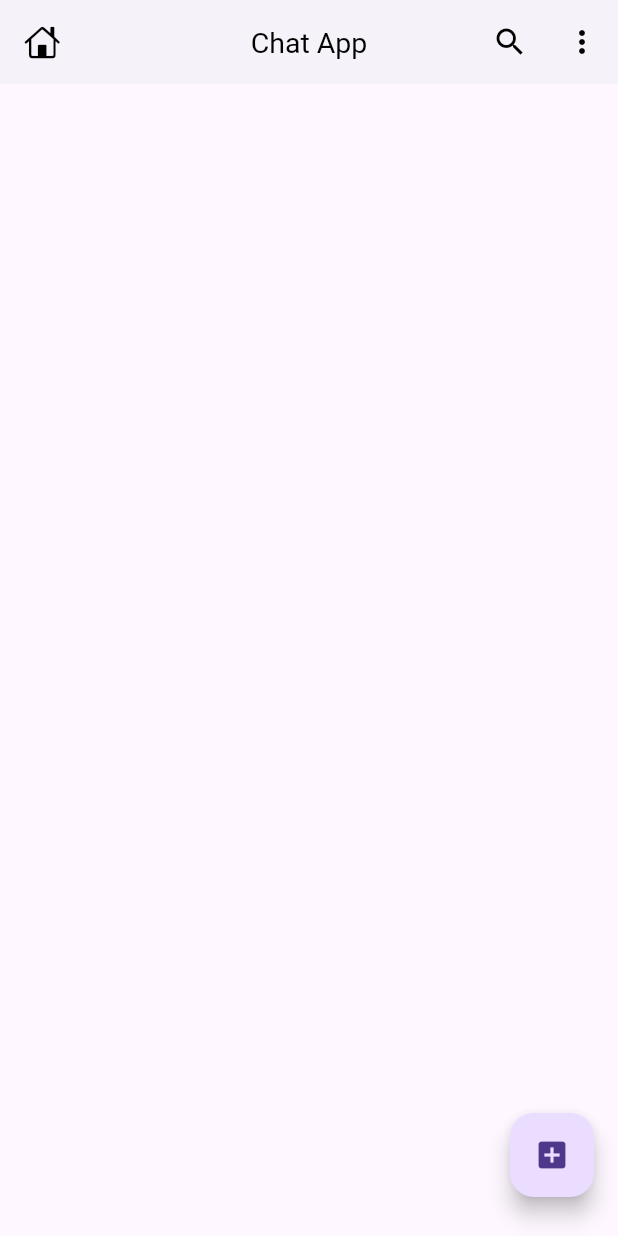
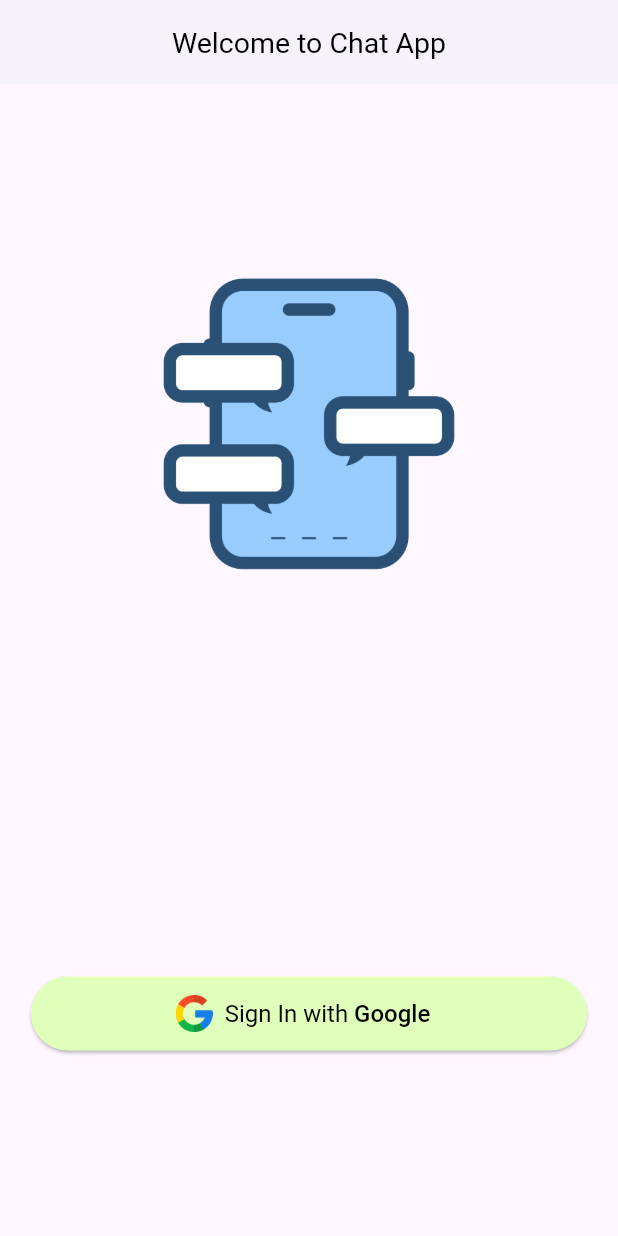
Before and after one commit to amisg/chatapp, a Flutter app: the screen it shows after launch, on a phone screen of 412 x 824 dp. Run offline on Flutter 3.47's test engine with Material 3 defaults, Android fonts, the phone set to English and light mode, and no system bars.

Commit message:
login screen ui, media query

```diff
--- a/lib/main.dart
+++ b/lib/main.dart
@@ -1,6 +1,10 @@
 import 'package:flutter/material.dart';
 
-import 'screens/home_sreen.dart';
+import 'screens/auth/login_screen.dart';
+// import 'screens/home_sreen.dart';
+
+//global object for accessing device screen size
+late Size mq;
 
 void main() {
   runApp(const MyApp());
@@ -26,7 +30,7 @@ class MyApp extends StatelessWidget {
           backgroundColor: Colors.white,
         ),
       ),
-      home: HomeSreen(),
+      home: LoginScreen(),
     );
   }
 }
--- /dev/null
+++ b/lib/screens/auth/login_screen.dart
@@ -0,0 +1,63 @@
+import 'package:flutter/material.dart';
+
+import '../../main.dart';
+
+class LoginScreen extends StatefulWidget {
+  const LoginScreen({super.key});
+
+  @override
+  State<LoginScreen> createState() => _LoginScreenState();
+}
+
+class _LoginScreenState extends State<LoginScreen> {
+  @override
+  Widget build(BuildContext context) {
+    mq = MediaQuery.of(context).size;
+
+    return Scaffold(
+      //app bar
+      appBar: AppBar(
+        automaticallyImplyLeading: false,
+        title: const Text('Welcome to Chat App'),
+      ),
+
+      body: Stack(
+        children: [
+          Positioned(
+            top: mq.height * .15,
+            left: mq.width * .25,
+            width: mq.width * .5,
+            child: Image.asset('images/chatting.png'),
+          ),
+          Positioned(
+            bottom: mq.height * .15,
+            left: mq.width * .05,
+            width: mq.width * .9,
+            height: mq.height * .06,
+            child: ElevatedButton.icon(
+              style: ElevatedButton.styleFrom(
+                backgroundColor: const Color.fromARGB(255, 223, 255, 187),
+                shape: const StadiumBorder(),
+                elevation: 1,
+              ),
+              onPressed: () {},
+              icon: Image.asset('images/google.png', height: mq.height * .03),
+              label: RichText(
+                text: const TextSpan(
+                  style: TextStyle(color: Colors.black, fontSize: 16),
+                  children: [
+                    TextSpan(text: 'Sign In with '),
+                    TextSpan(
+                      text: 'Google',
+                      style: TextStyle(fontWeight: FontWeight.w500),
+                    ),
+                  ],
+                ),
+              ),
+            ),
+          ),
+        ],
+      ),
+    );
+  }
+}
```
Also changed, not shown: images/google.png (added).
